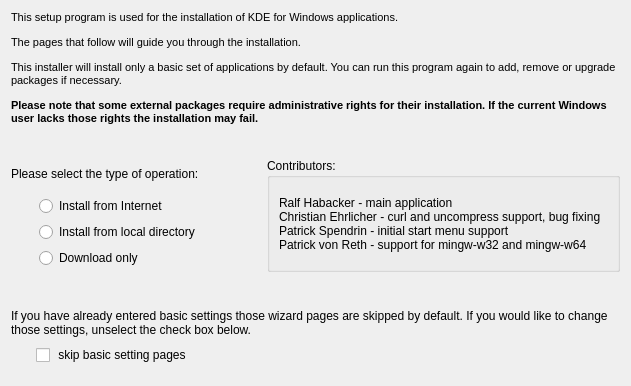
Qt form gui/themes/main/titlepage.ui (KDE/kdewin-installer) before a commit.
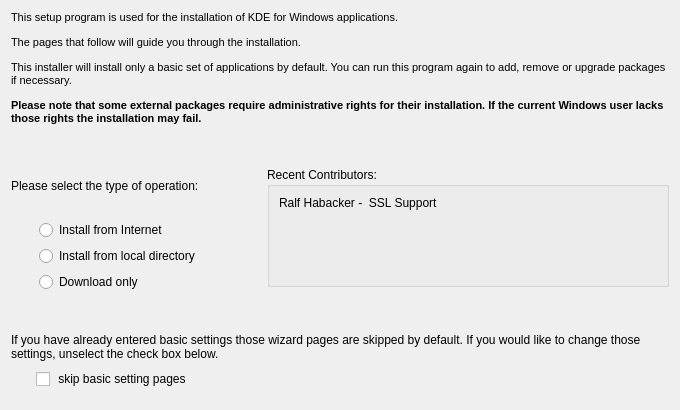
The same form after that commit.

Commit message: Update contributors on title and finish page.

Patch:
```diff
--- a/gui/themes/main/titlepage.ui
+++ b/gui/themes/main/titlepage.ui
@@ -1,12 +1,12 @@
 <ui version="4.0" >
  <class>TitlePage</class>
- <widget class="QWidget" name="TitlePage" >
-  <property name="geometry" >
+ <widget class="QWidget" name="TitlePage">
+  <property name="geometry">
    <rect>
     <x>0</x>
     <y>0</y>
-    <width>631</width>
-    <height>386</height>
+    <width>680</width>
+    <height>410</height>
    </rect>
   </property>
   <property name="windowTitle" >
@@ -178,18 +178,30 @@
      <item>
       <layout class="QVBoxLayout" name="verticalLayout_4" >
        <item>
-        <widget class="QGroupBox" name="groupBox" >
-         <property name="title" >
-          <string>Contributors:</string>
+        <widget class="QGroupBox" name="groupBox">
+         <property name="minimumSize">
+          <size>
+           <width>0</width>
+           <height>120</height>
+          </size>
          </property>
-         <layout class="QVBoxLayout" name="verticalLayout_2" >
+         <property name="maximumSize">
+          <size>
+           <width>16777215</width>
+           <height>120</height>
+          </size>
+         </property>
+         <property name="title">
+          <string>Recent Contributors:</string>
+         </property>
+         <layout class="QVBoxLayout" name="verticalLayout_2">
           <item>
-           <widget class="QLabel" name="label_3" >
-            <property name="text" >
-             <string>Ralf Habacker - main application
-Christian Ehrlicher - curl and uncompress support, bug fixing
-Patrick Spendrin - initial start menu support
-Patrick von Reth - support for mingw-w32 and mingw-w64</string>
+           <widget class="QLabel" name="label_3">
+            <property name="text">
+             <string>Ralf Habacker -  SSL Support</string>
+            </property>
+            <property name="alignment">
+             <set>Qt::AlignLeading|Qt::AlignLeft|Qt::AlignTop</set>
             </property>
            </widget>
           </item>
```
Left out of the diff: 173 changed lines with no effect on the pictures. The commit also changes 2 other files.
